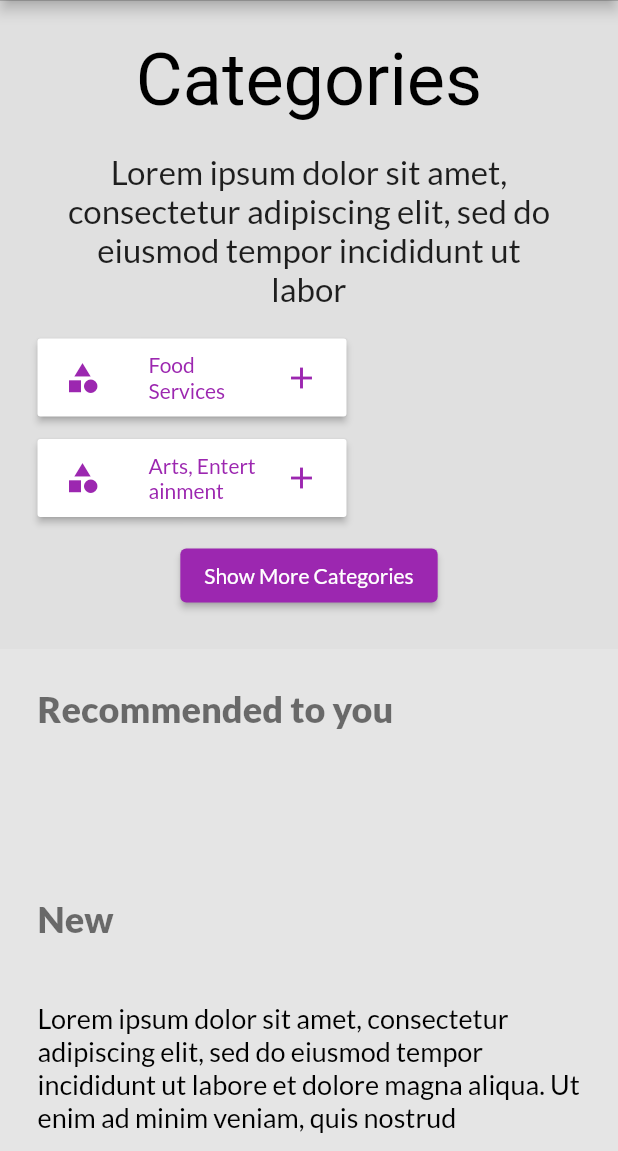
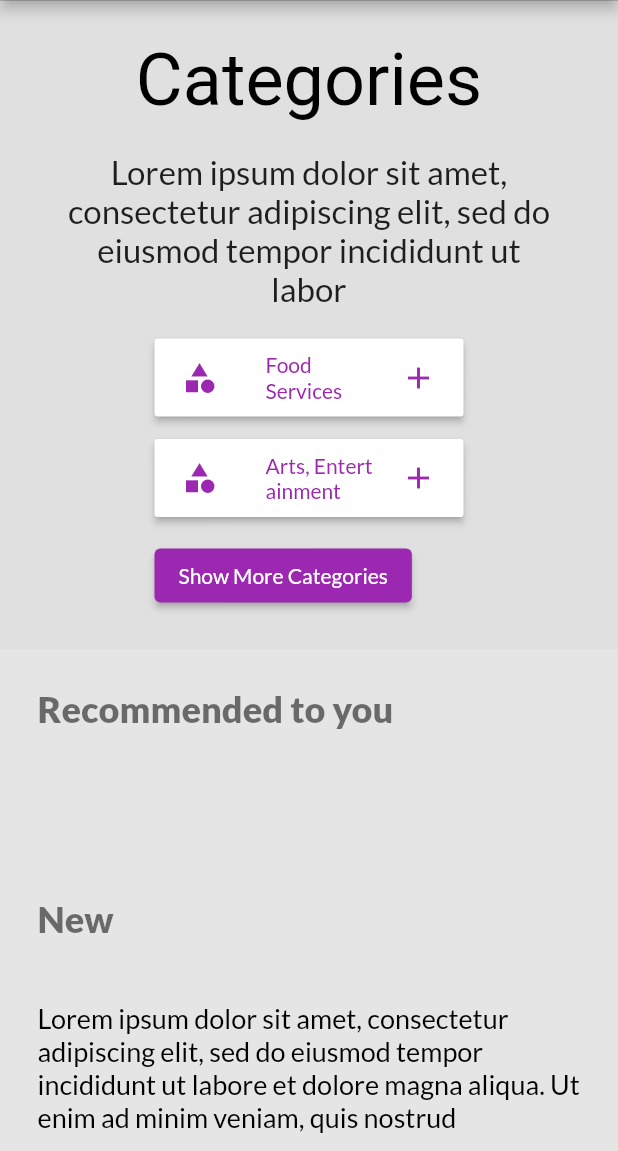
Before and after one commit to Ansontheprogrammer/timeless-website, a Flutter app: the screen it shows after launch, scrolled down 576 dp, on a phone screen of 412 x 824 dp, the part 85-1236 px from its top. Run offline on Flutter 3.47's test engine with Material 2 defaults, Android fonts, the phone set to English and light mode, and no system bars; our stand-ins replace cloud_firestore, firebase_core, flutter_dotenv, flutter_slidable, google_fonts; missing offline and left inert: cloud_firestore_web, firebase_core_web; accounts and stored records are empty; Roboto replaces fonts that are missing (Ubuntu).

Commit message:
Fixed styling bugs in category list

```diff
--- a/lib/widgets/home/recommended/category_option_btns/category_list.dart
+++ b/lib/widgets/home/recommended/category_option_btns/category_list.dart
@@ -29,7 +29,7 @@ class _CategoryListButtonsState extends State<CategoryListButtons> {
     if (limit == 2 && onDesktop) limit = 3;
     return Center(
         child: Wrap(
-            direction: Axis.horizontal,
+            direction: onDesktop ? Axis.horizontal : Axis.vertical,
             runSpacing: 15.0,
             spacing: 15.0,
             children: [
--- a/lib/widgets/home/recommended/new_businesses/new_business_list_item.dart
+++ b/lib/widgets/home/recommended/new_businesses/new_business_list_item.dart
@@ -29,7 +29,7 @@ class NewBusinessListItem extends StatelessWidget {
             ),
           ),
         ),
-        tileColor: Colors.black12,
+        tileColor: Colors.white,
         title: CustomTextLarge(text: this.title),
         subtitle: CustomTextCaption(
           text: this.subtitle,
```
